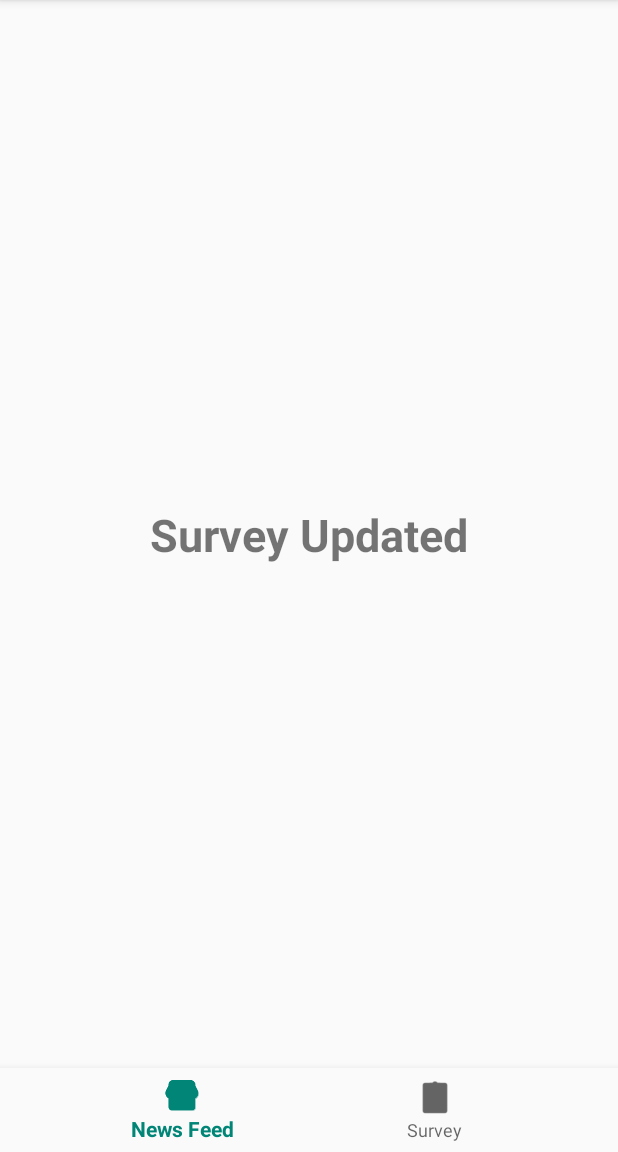
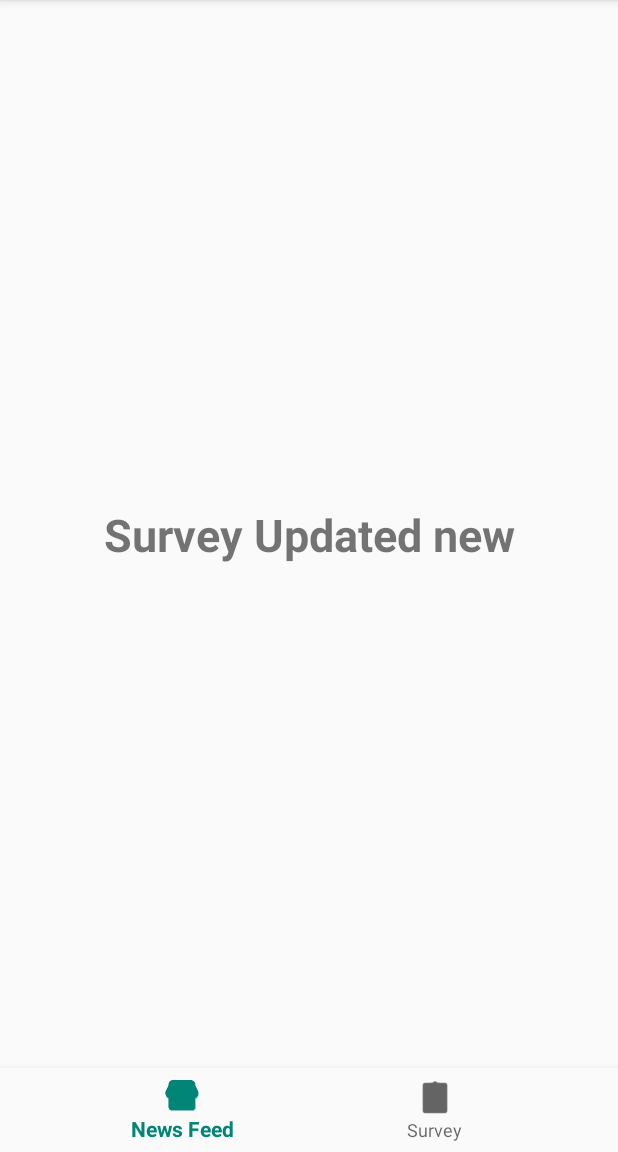
Before and after one commit to Deepjyoty/TeleHealth, an Android app: the fragment SurveyFragment placed in its activity, on a phone screen of 412 x 824 dp, the part 84-1236 px from its top. Run offline under Robolectric (Android 15) with nearby library versions, the light colour scheme and no system bars; libraries missing offline, so code that uses them is left out: us.zoom.sdk.

Commit message:
third commit

```diff
--- a/app/src/main/res/layout/fragment_survey.xml
+++ b/app/src/main/res/layout/fragment_survey.xml
@@ -11,7 +11,7 @@
     <TextView
         android:layout_width="wrap_content"
         android:layout_height="wrap_content"
-        android:text="Survey Updated"
+        android:text="Survey Updated new"
         android:textSize="30sp"
         android:textStyle="bold"
         app:layout_constraintBottom_toBottomOf="parent"
```
